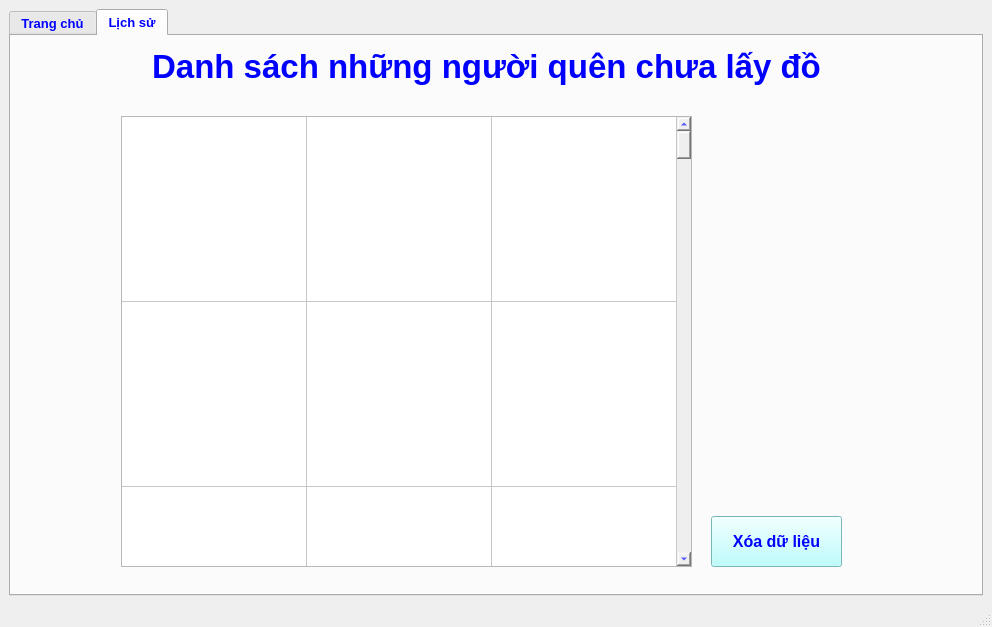
The window that GUI.ui (Cutreson/Code) describes before a commit, drawn with Qt 5.
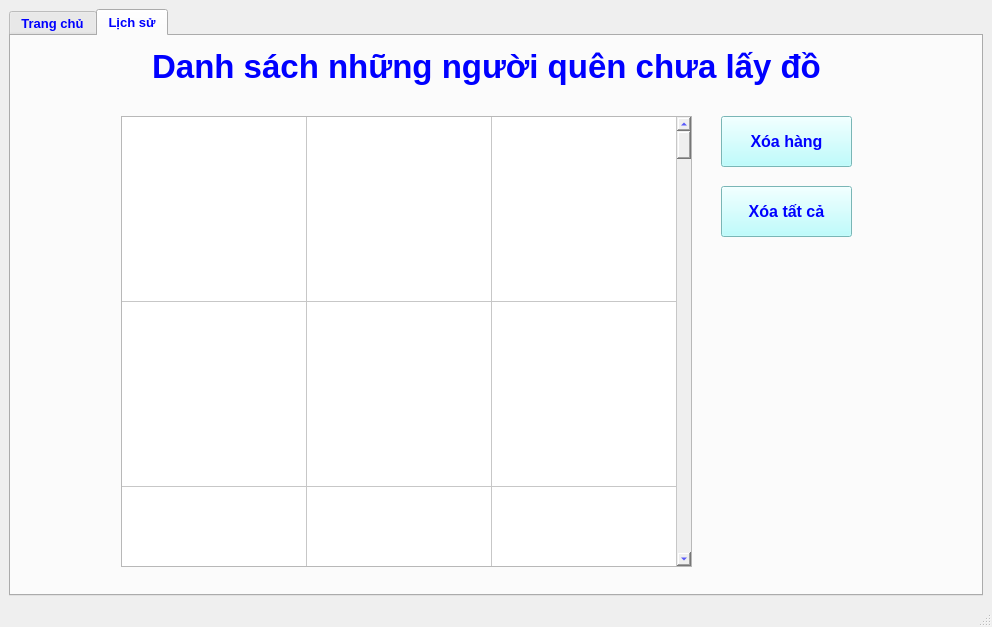
The same window after the commit. The open tabs and pages were chosen to show the change.

The edit to the form file:
```diff
--- a/GUI.ui
+++ b/GUI.ui
@@ -315,8 +315,8 @@
        <widget class="QPushButton" name="btn_delete_3">
         <property name="geometry">
          <rect>
-          <x>700</x>
-          <y>480</y>
+          <x>710</x>
+          <y>80</y>
           <width>131</width>
           <height>51</height>
          </rect>
@@ -333,7 +333,7 @@
 border-color: rgb(255, 0, 0);</string>
         </property>
         <property name="text">
-         <string>Xóa dữ liệu</string>
+         <string>Xóa hàng</string>
         </property>
        </widget>
        <widget class="QTableWidget" name="table_Data">
@@ -610,6 +610,30 @@
          </property>
         </item>
        </widget>
+       <widget class="QPushButton" name="btn_delete_All">
+        <property name="geometry">
+         <rect>
+          <x>710</x>
+          <y>150</y>
+          <width>131</width>
+          <height>51</height>
+         </rect>
+        </property>
+        <property name="font">
+         <font>
+          <pointsize>12</pointsize>
+          <weight>75</weight>
+          <bold>true</bold>
+         </font>
+        </property>
+        <property name="styleSheet">
+         <string notr="true">background-color: rgb(170, 255, 255);
+border-color: rgb(255, 0, 0);</string>
+        </property>
+        <property name="text">
+         <string>Xóa tất cả</string>
+        </property>
+       </widget>
       </widget>
      </widget>
     </item>
```
Left out of the diff: 4 changed lines with no effect on the pictures.
